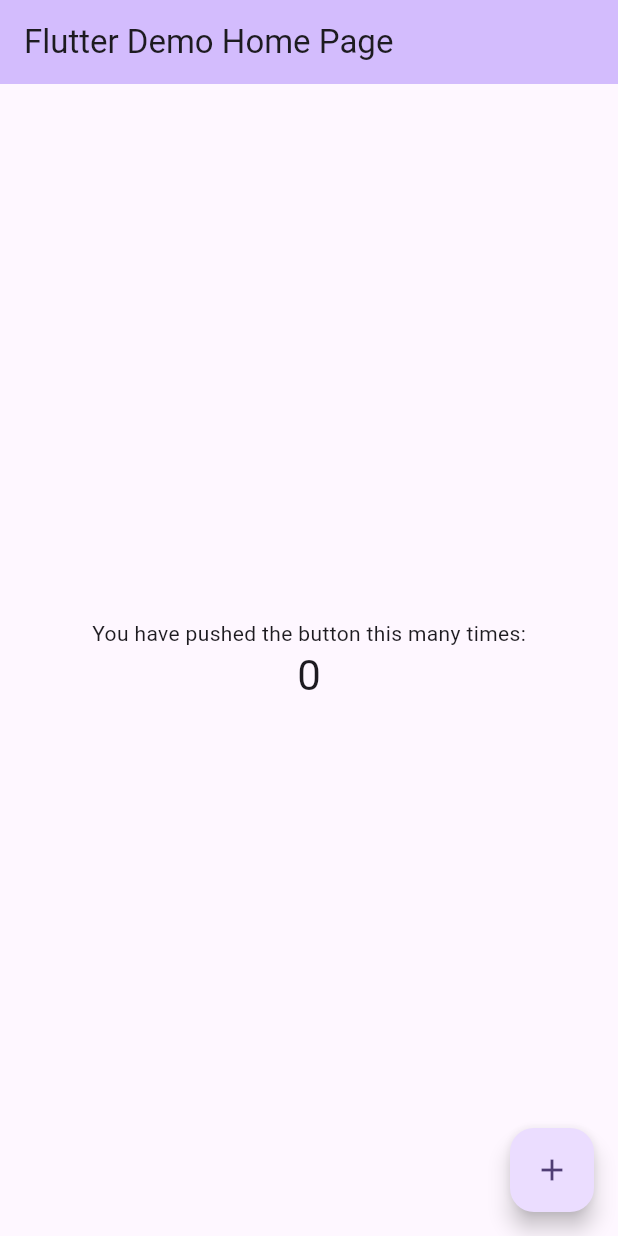
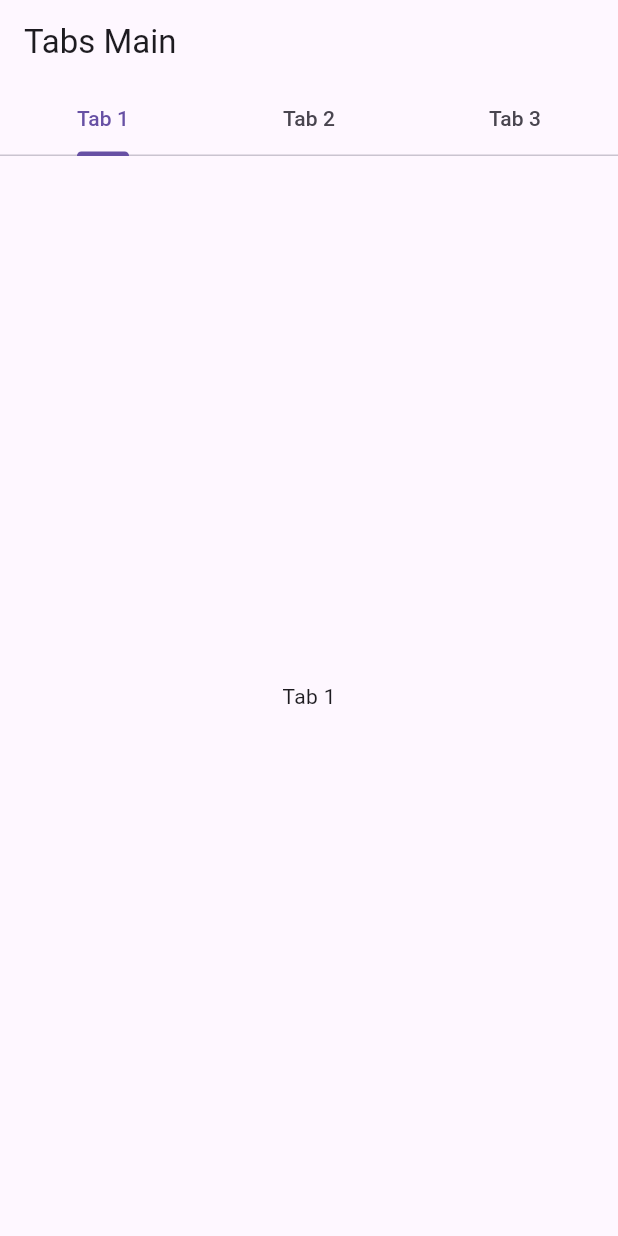
Before and after one commit to llaiza12/digital_pet_app, a Flutter app: the screen it shows after launch, on a phone screen of 412 x 824 dp. Run offline on Flutter 3.47's test engine with Material 3 defaults, Android fonts, the phone set to English and light mode, and no system bars.

Commit message:
Replace template with Activity 01 (tabs) code as project base

```diff
--- a/lib/main.dart
+++ b/lib/main.dart
@@ -1,125 +1,82 @@
 import 'package:flutter/material.dart';
 
 void main() {
-  runApp(const MyApp());
+  runApp(MyApp());
 }
 
 class MyApp extends StatelessWidget {
-  const MyApp({super.key});
-
-  // This widget is the root of your application.
   @override
   Widget build(BuildContext context) {
     return MaterialApp(
-      title: 'Flutter Demo',
-      theme: ThemeData(
-        // This is the theme of your application.
-        //
-        // TRY THIS: Try running your application with "flutter run". You'll see
-        // the application has a purple toolbar. Then, without quitting the app,
-        // try changing the seedColor in the colorScheme below to Colors.green
-        // and then invoke "hot reload" (save your changes or press the "hot
-        // reload" button in a Flutter-supported IDE, or press "r" if you used
-        // the command line to start the app).
-        //
-        // Notice that the counter didn't reset back to zero; the application
-        // state is not lost during the reload. To reset the state, use hot
-        // restart instead.
-        //
-        // This works for code too, not just values: Most code changes can be
-        // tested with just a hot reload.
-        colorScheme: ColorScheme.fromSeed(seedColor: Colors.deepPurple),
-        useMaterial3: true,
+      home: DefaultTabController(
+        length: 3,
+        child: _TabsNonScrollableDemo(),
       ),
-      home: const MyHomePage(title: 'Flutter Demo Home Page'),
     );
   }
 }
 
-class MyHomePage extends StatefulWidget {
-  const MyHomePage({super.key, required this.title});
+class _TabsNonScrollableDemo extends StatefulWidget {
+  @override
+  __TabsNonScrollableDemoState createState() => __TabsNonScrollableDemoState();
+}
 
-  // This widget is the home page of your application. It is stateful, meaning
-  // that it has a State object (defined below) that contains fields that affect
-  // how it looks.
+class __TabsNonScrollableDemoState extends State<_TabsNonScrollableDemo>
+    with SingleTickerProviderStateMixin, RestorationMixin {
+  late TabController _tabController;
 
-  // This class is the configuration for the state. It holds the values (in this
-  // case the title) provided by the parent (in this case the App widget) and
-  // used by the build method of the State. Fields in a Widget subclass are
-  // always marked "final".
-
-  final String title;
+  final RestorableInt tabIndex = RestorableInt(0);
 
   @override
-  State<MyHomePage> createState() => _MyHomePageState();
-}
+  String get restorationId => 'tab_non_scrollable_demo';
 
-class _MyHomePageState extends State<MyHomePage> {
-  int _counter = 0;
+  @override
+  void restoreState(RestorationBucket? oldBucket, bool initialRestore) {
+    registerForRestoration(tabIndex, 'tab_index');
+  }
 
-  void _incrementCounter() {
-    setState(() {
-      // This call to setState tells the Flutter framework that something has
-      // changed in this State, which causes it to rerun the build method below
-      // so that the display can reflect the updated values. If we changed
-      // _counter without calling setState(), then the build method would not be
-      // called again, and so nothing would appear to happen.
-      _counter++;
+  @override
+  void initState() {
+    super.initState();
+    _tabController = TabController(
+      initialIndex: 0,
+      length: 3,
+      vsync: this,
+    );
+    _tabController.addListener(() {
+      setState(() {
+        tabIndex.value = _tabController.index;
+      });
     });
   }
 
   @override
+  void dispose() {
+    _tabController.dispose();
+    tabIndex.dispose();
+    super.dispose();
+  }
+
+  @override
   Widget build(BuildContext context) {
-    // This method is rerun every time setState is called, for instance as done
-    // by the _incrementCounter method above.
-    //
-    // The Flutter framework has been optimized to make rerunning build methods
-    // fast, so that you can just rebuild anything that needs updating rather
-    // than having to individually change instances of widgets.
+    final tabs = ['Tab 1', 'Tab 2', 'Tab 3'];
+
     return Scaffold(
       appBar: AppBar(
-        // TRY THIS: Try changing the color here to a specific color (to
-        // Colors.amber, perhaps?) and trigger a hot reload to see the AppBar
-        // change color while the other colors stay the same.
-        backgroundColor: Theme.of(context).colorScheme.inversePrimary,
-        // Here we take the value from the MyHomePage object that was created by
-        // the App.build method, and use it to set our appbar title.
-        title: Text(widget.title),
-      ),
-      body: Center(
-        // Center is a layout widget. It takes a single child and positions it
-        // in the middle of the parent.
-        child: Column(
-          // Column is also a layout widget. It takes a list of children and
-          // arranges them vertically. By default, it sizes itself to fit its
-          // children horizontally, and tries to be as tall as its parent.
-          //
-          // Column has various properties to control how it sizes itself and
-          // how it positions its children. Here we use mainAxisAlignment to
-          // center the children vertically; the main axis here is the vertical
-          // axis because Columns are vertical (the cross axis would be
-          // horizontal).
-          //
-          // TRY THIS: Invoke "debug painting" (choose the "Toggle Debug Paint"
-          // action in the IDE, or press "p" in the console), to see the
-          // wireframe for each widget.
-          mainAxisAlignment: MainAxisAlignment.center,
-          children: <Widget>[
-            const Text(
-              'You have pushed the button this many times:',
-            ),
-            Text(
-              '$_counter',
-              style: Theme.of(context).textTheme.headlineMedium,
-            ),
+        automaticallyImplyLeading: false,
+        title: Text('Tabs Main'),
+        bottom: TabBar(
+          controller: _tabController,
+          isScrollable: false,
+          tabs: [
+            for (final tab in tabs) Tab(text: tab),
           ],
         ),
       ),
-      floatingActionButton: FloatingActionButton(
-        onPressed: _incrementCounter,
-        tooltip: 'Increment',
-        child: const Icon(Icons.add),
-      ), // This trailing comma makes auto-formatting nicer for build methods.
+      body: TabBarView(
+        controller: _tabController,
+        children: tabs.map((tab) => Center(child: Text(tab))).toList(),
+      ),
     );
   }
 }
```
